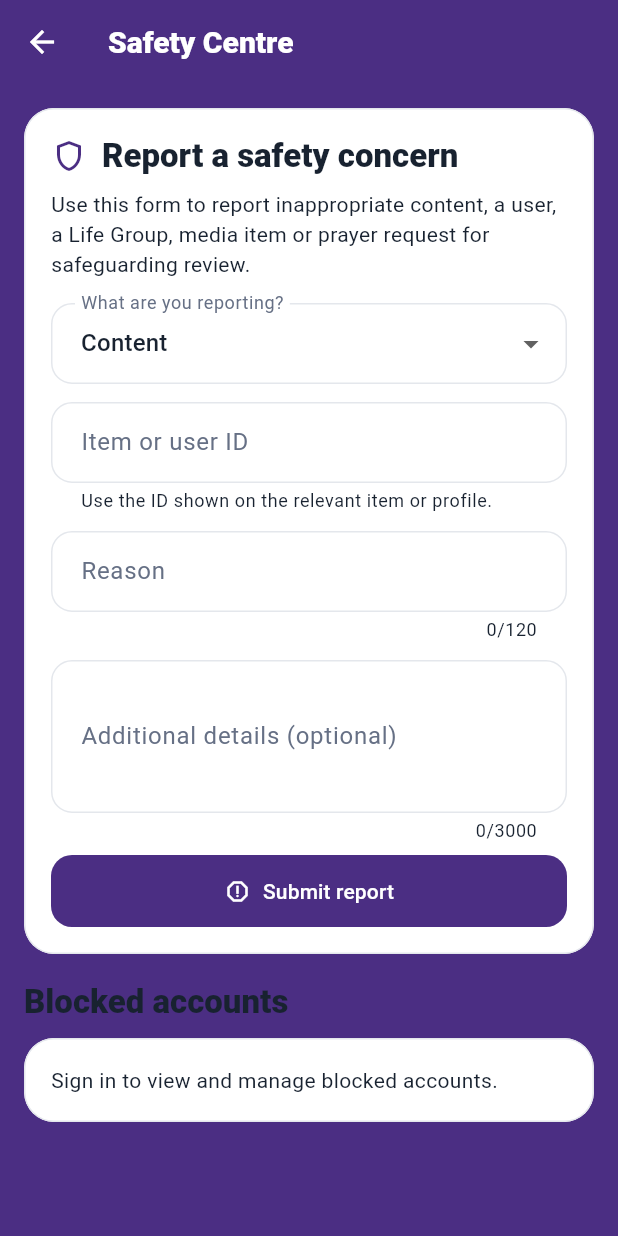
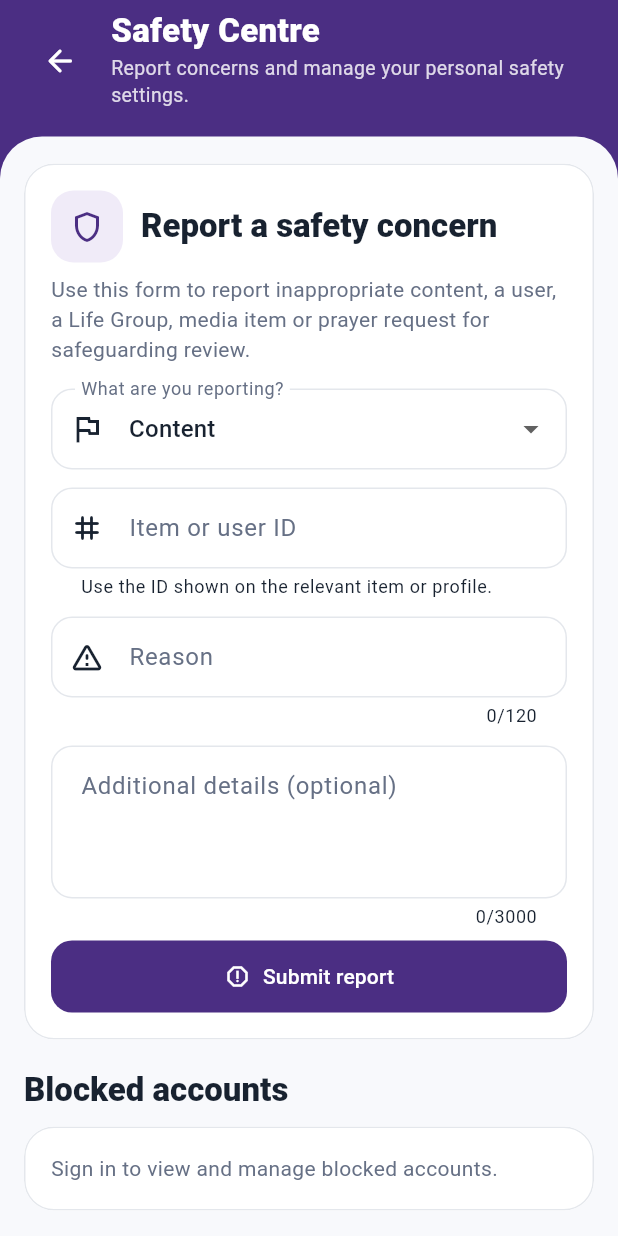
Before and after one commit to Engwaksken/cou-youth-flutter, a Flutter app: the SafetyCenterScreen screen opened directly, on a phone screen of 412 x 824 dp. Run offline on Flutter 3.47's test engine with Material 3 defaults, Android fonts, the phone set to English and light mode, and no system bars; our stand-ins replace firebase_core, firebase_messaging, flutter_secure_storage; accounts and stored records are empty.

Commit message:
Redesign safety centre with youth shell

```diff
--- a/lib/screens/safety_center_screen.dart
+++ b/lib/screens/safety_center_screen.dart
@@ -3,7 +3,10 @@ import 'package:flutter/material.dart';
 import '../core/api/api_client.dart';
 import '../core/api/api_config.dart';
 import '../core/localization/module_strings.dart';
+import '../core/theme/app_colors.dart';
 import '../services/moderation_service.dart';
+import '../widgets/youth_screen_scaffold.dart';
+import '../widgets/youth_states.dart';
 
 class SafetyCenterScreen extends StatefulWidget {
   const SafetyCenterScreen({super.key});
@@ -101,9 +104,9 @@ class _SafetyCenterScreenState extends State<SafetyCenterScreen> {
       setState(() => _blockedFuture = _service.blocked());
     } on ApiException catch (e) {
       if (mounted) {
-        ScaffoldMessenger.of(
-          context,
-        ).showSnackBar(SnackBar(content: Text(e.message)));
+        ScaffoldMessenger.of(context).showSnackBar(
+          SnackBar(content: Text(e.message)),
+        );
       }
     }
   }
@@ -121,10 +124,16 @@ class _SafetyCenterScreenState extends State<SafetyCenterScreen> {
 
   @override
   Widget build(BuildContext context) {
-    return Scaffold(
-      appBar: AppBar(title: Text(ModuleStrings.text(context, 'safety_center'))),
-      body: ListView(
-        padding: const EdgeInsets.all(16),
+    return YouthScreenScaffold(
+      title: ModuleStrings.text(context, 'safety_center'),
+      subtitle: 'Report concerns and manage your personal safety settings.',
+      leading: IconButton(
+        tooltip: 'Back',
+        onPressed: () => Navigator.of(context).maybePop(),
+        icon: const Icon(Icons.arrow_back_rounded),
+      ),
+      child: ListView(
+        padding: const EdgeInsets.fromLTRB(16, 18, 16, 28),
         children: [
           Card(
             child: Padding(
@@ -134,22 +143,39 @@ class _SafetyCenterScreenState extends State<SafetyCenterScreen> {
                 children: [
                   Row(
                     children: [
-                      Icon(
-                        Icons.shield_outlined,
-                        color: Theme.of(context).colorScheme.primary,
+                      Container(
+                        width: 48,
+                        height: 48,
+                        alignment: Alignment.center,
+                        decoration: BoxDecoration(
+                          color: AppColors.primaryLight,
+                          borderRadius: BorderRadius.circular(15),
+                        ),
+                        child: const Icon(
+                          Icons.shield_outlined,
+                          color: AppColors.primary,
+                        ),
                       ),
-                      const SizedBox(width: 10),
+                      const SizedBox(width: 12),
                       Expanded(
                         child: Text(
                           ModuleStrings.text(context, 'report_safety_concern'),
-                          style: Theme.of(context).textTheme.titleLarge
-                              ?.copyWith(fontWeight: FontWeight.w800),
+                          style: Theme.of(context).textTheme.titleLarge?.copyWith(
+                                color: AppColors.textPrimary,
+                                fontWeight: FontWeight.w800,
+                              ),
                         ),
                       ),
                     ],
                   ),
                   const SizedBox(height: 8),
-                  Text(ModuleStrings.text(context, 'safety_intro')),
+                  Text(
+                    ModuleStrings.text(context, 'safety_intro'),
+                    style: const TextStyle(
+                      color: AppColors.textSecondary,
+                      height: 1.45,
+                    ),
+                  ),
                   const SizedBox(height: 16),
                   if (_message != null) ...[
                     _StatusBox(message: _message!, success: true),
@@ -170,6 +196,7 @@ class _SafetyCenterScreenState extends State<SafetyCenterScreen> {
                               context,
                               'reporting_what',
                             ),
+                            prefixIcon: const Icon(Icons.flag_outlined),
                           ),
                           items: [
                             for (final value in const [
@@ -202,6 +229,7 @@ class _SafetyCenterScreenState extends State<SafetyCenterScreen> {
                               context,
                               'item_user_id_help',
                             ),
+                            prefixIcon: const Icon(Icons.tag_rounded),
                           ),
                           validator: (value) {
                             final id = int.tryParse((value ?? '').trim());
@@ -217,6 +245,7 @@ class _SafetyCenterScreenState extends State<SafetyCenterScreen> {
                           maxLength: 120,
                           decoration: InputDecoration(
                             labelText: ModuleStrings.text(context, 'reason'),
+                            prefixIcon: const Icon(Icons.warning_amber_rounded),
                           ),
                           validator: (value) => (value ?? '').trim().isEmpty
                               ? ModuleStrings.text(
@@ -236,6 +265,7 @@ class _SafetyCenterScreenState extends State<SafetyCenterScreen> {
                               context,
                               'additional_details',
                             ),
+                            alignLabelWithHint: true,
                           ),
                         ),
                         const SizedBox(height: 8),
@@ -249,6 +279,7 @@ class _SafetyCenterScreenState extends State<SafetyCenterScreen> {
                                     height: 16,
                                     child: CircularProgressIndicator(
                                       strokeWidth: 2,
+                                      color: Colors.white,
                                     ),
                                   )
                                 : const Icon(Icons.report_outlined),
@@ -269,19 +300,23 @@ class _SafetyCenterScreenState extends State<SafetyCenterScreen> {
               ),
             ),
           ),
-          const SizedBox(height: 18),
+          const SizedBox(height: 20),
           Text(
             ModuleStrings.text(context, 'blocked_accounts'),
-            style: Theme.of(
-              context,
-            ).textTheme.titleLarge?.copyWith(fontWeight: FontWeight.w800),
+            style: Theme.of(context).textTheme.titleLarge?.copyWith(
+                  color: AppColors.textPrimary,
+                  fontWeight: FontWeight.w800,
+                ),
           ),
           const SizedBox(height: 10),
           if (!_signedIn)
             Card(
               child: Padding(
                 padding: const EdgeInsets.all(18),
-                child: Text(ModuleStrings.text(context, 'sign_in_blocked')),
+                child: Text(
+                  ModuleStrings.text(context, 'sign_in_blocked'),
+                  style: const TextStyle(color: AppColors.textSecondary),
+                ),
               ),
             )
           else
@@ -289,26 +324,33 @@ class _SafetyCenterScreenState extends State<SafetyCenterScreen> {
               future: _blockedFuture,
               builder: (context, snapshot) {
                 if (snapshot.connectionState == ConnectionState.waiting) {
-                  return const Center(child: CircularProgressIndicator());
+                  return const SizedBox(
+                    height: 180,
+                    child: YouthLoading(label: 'Loading blocked accounts…'),
+                  );
                 }
                 if (snapshot.hasError) {
-                  return Card(
-                    child: Padding(
-                      padding: const EdgeInsets.all(18),
-                      child: Text(
-                        ModuleStrings.text(context, 'blocked_load_failed'),
+                  return SizedBox(
+                    height: 220,
+                    child: YouthErrorState(
+                      title: ModuleStrings.text(
+                        context,
+                        'blocked_load_failed',
                       ),
                     ),
                   );
                 }
                 final rows = snapshot.data ?? const <Map<String, dynamic>>[];
                 if (rows.isEmpty) {
-                  return Card(
-                    child: Padding(
-                      padding: const EdgeInsets.all(18),
-                      child: Text(
-                        ModuleStrings.text(context, 'no_blocked_accounts'),
+                  return SizedBox(
+                    height: 220,
+                    child: YouthEmptyState(
+                      icon: Icons.person_off_outlined,
+                      title: ModuleStrings.text(
+                        context,
+                        'no_blocked_accounts',
                       ),
+                      message: 'People you block will appear here for review.',
                     ),
                   );
                 }
@@ -318,14 +360,25 @@ class _SafetyCenterScreenState extends State<SafetyCenterScreen> {
                       Card(
                         child: ListTile(
                           leading: const CircleAvatar(
+                            backgroundColor: AppColors.primaryLight,
+                            foregroundColor: AppColors.primary,
                             child: Icon(Icons.person_off_outlined),
                           ),
                           title: Text(
                             '${row['blocked'] is Map ? (row['blocked'] as Map)['name'] ?? ModuleStrings.text(context, 'blocked_user') : ModuleStrings.text(context, 'blocked_user')}',
+                            style: const TextStyle(
+                              color: AppColors.textPrimary,
+                              fontWeight: FontWeight.w700,
+                            ),
                           ),
                           subtitle: row['reason'] == null
                               ? null
-                              : Text('${row['reason']}'),
+                              : Text(
+                                  '${row['reason']}',
+                                  style: const TextStyle(
+                                    color: AppColors.textSecondary,
+                                  ),
+                                ),
                           trailing: TextButton(
                             onPressed: () {
                               final blocked = row['blocked'];
@@ -358,15 +411,27 @@ class _StatusBox extends StatelessWidget {
 
   @override
   Widget build(BuildContext context) {
-    final scheme = Theme.of(context).colorScheme;
     return Container(
       width: double.infinity,
       padding: const EdgeInsets.all(12),
       decoration: BoxDecoration(
-        color: success ? scheme.primaryContainer : scheme.errorContainer,
+        color: success
+            ? const Color(0xFFEAF7EE)
+            : Theme.of(context).colorScheme.errorContainer,
         borderRadius: BorderRadius.circular(12),
+        border: Border.all(
+          color: success ? AppColors.success : Theme.of(context).colorScheme.error,
+        ),
       ),
-      child: Text(message),
+      child: Text(
+        message,
+        style: TextStyle(
+          color: success
+              ? AppColors.success
+              : Theme.of(context).colorScheme.onErrorContainer,
+          fontWeight: FontWeight.w600,
+        ),
+      ),
     );
   }
 }
```
